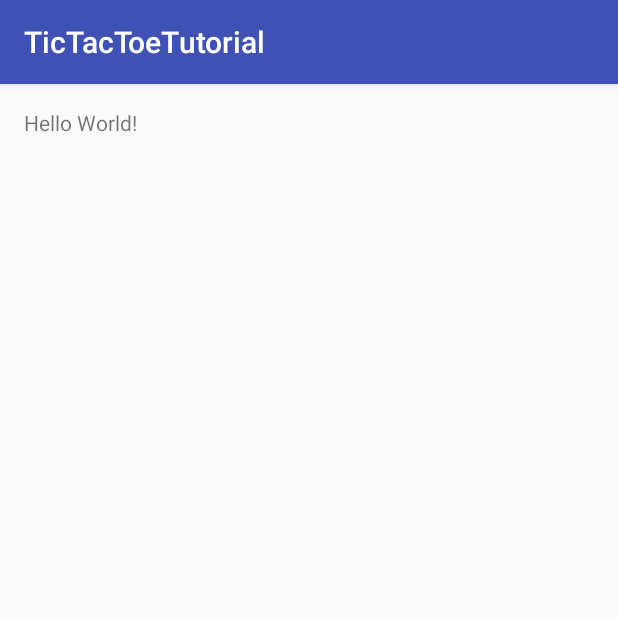
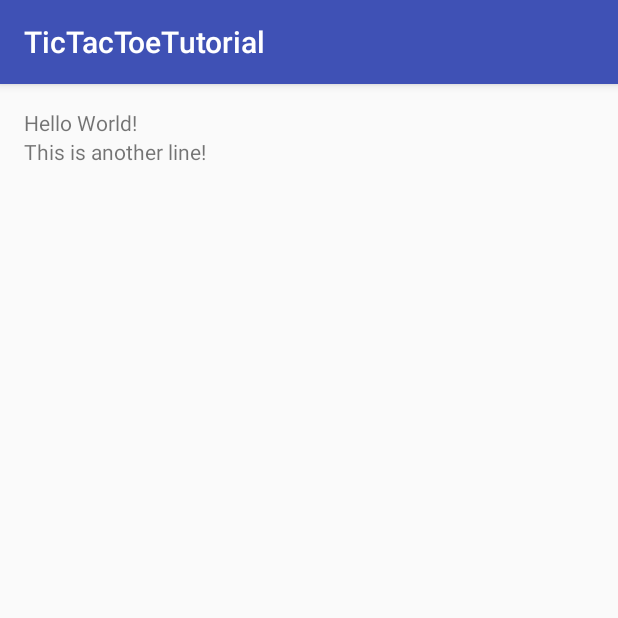
Before and after one commit to benparsons/TicTacToeTutorial, an Android app: the screen it shows after launch (MainActivity), on a phone screen of 412 x 824 dp, the top half of it. Run offline under Robolectric (Android 15) with nearby library versions, the phone set to English and light mode, and no system bars.

Commit message:
end of section 2, LinearLayout

```diff
--- a/app/src/main/res/layout/activity_main.xml
+++ b/app/src/main/res/layout/activity_main.xml
@@ -10,8 +10,17 @@
     android:paddingTop="@dimen/activity_vertical_margin"
     tools:context="org.bpulse.tictactoetutorial.MainActivity">
 
-    <TextView
+    <LinearLayout
         android:layout_width="wrap_content"
         android:layout_height="wrap_content"
-        android:text="Hello World!"/>
+        android:orientation="vertical">
+        <TextView
+            android:layout_width="wrap_content"
+            android:layout_height="wrap_content"
+            android:text="Hello World!"/>
+        <TextView
+            android:layout_width="wrap_content"
+            android:layout_height="wrap_content"
+            android:text="This is another line!"/>
+    </LinearLayout>
 </RelativeLayout>
```
